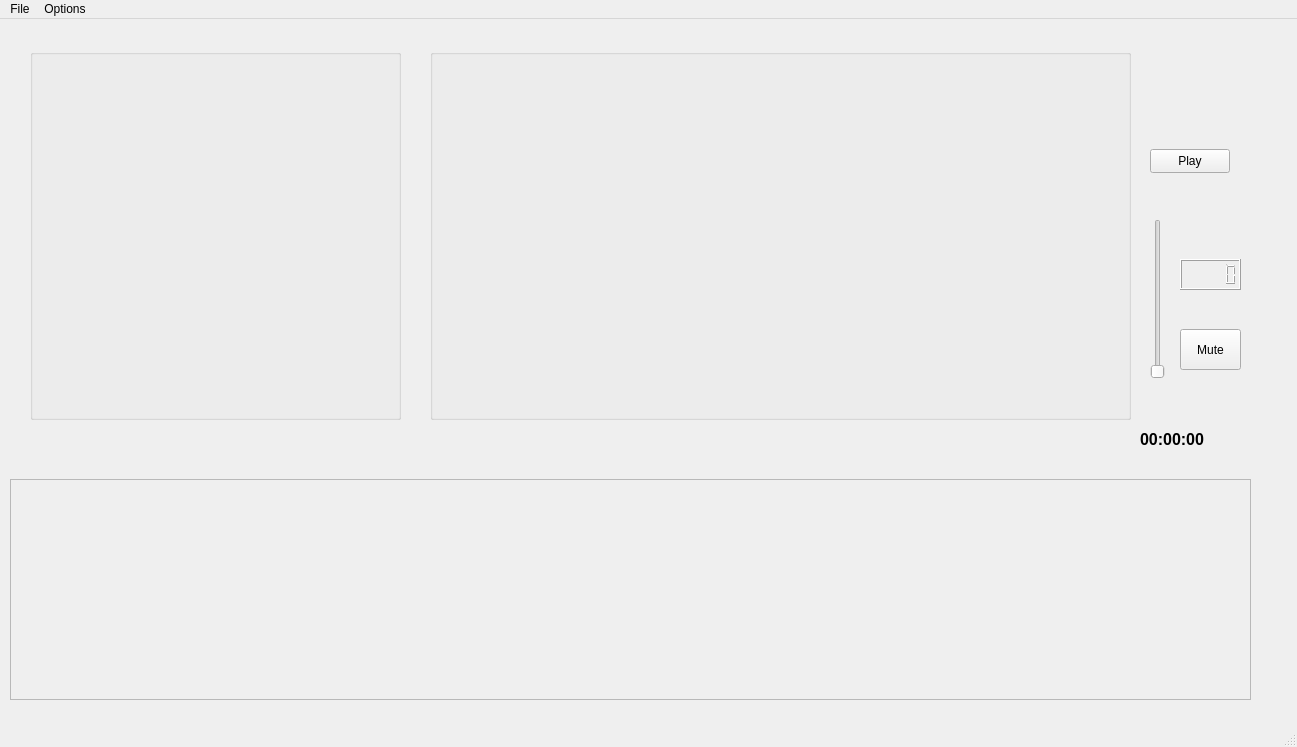
Qt form ui/mainwindow.ui (maksPodstawski/qt-video-editor) before a commit.
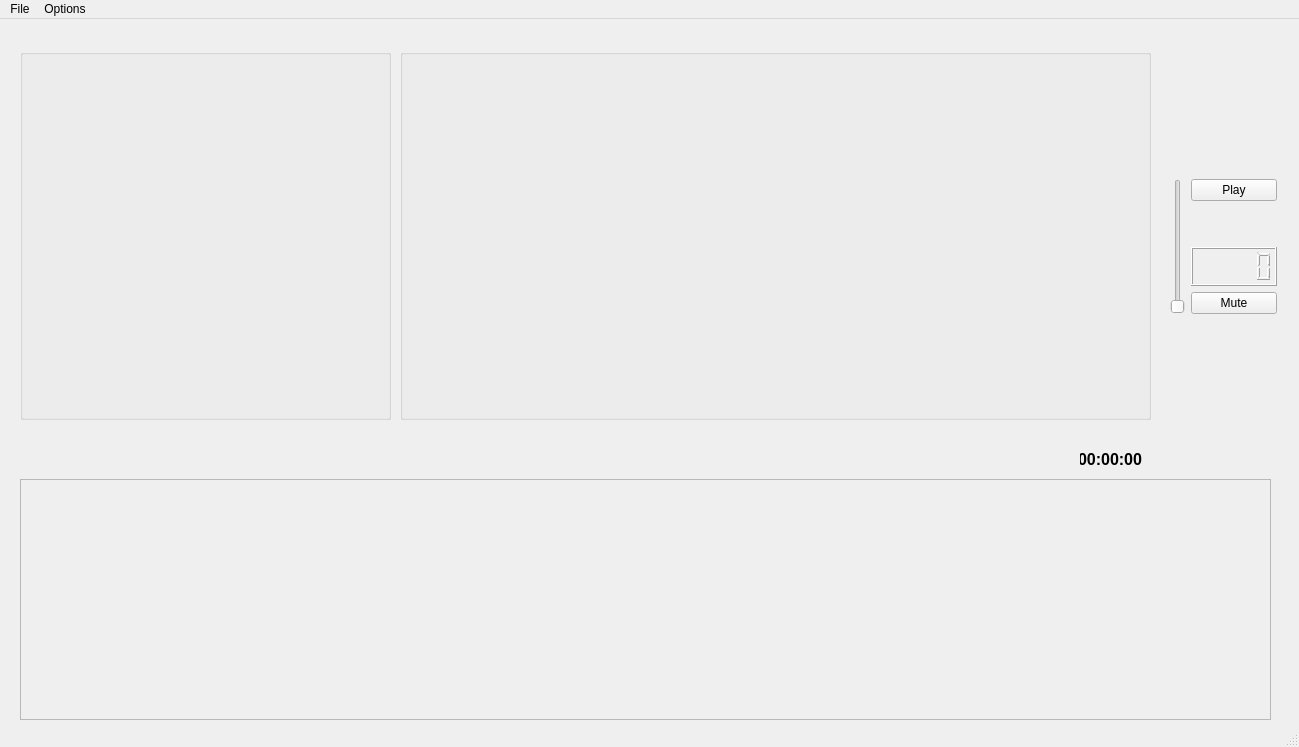
The same form after that commit.

```diff
--- a/ui/mainwindow.ui
+++ b/ui/mainwindow.ui
@@ -6,7 +6,7 @@
    <rect>
     <x>0</x>
     <y>0</y>
-    <width>1297</width>
+    <width>1299</width>
     <height>747</height>
    </rect>
   </property>
@@ -17,9 +17,9 @@
    <widget class="QGroupBox" name="groupBoxVideo">
     <property name="geometry">
      <rect>
-      <x>430</x>
+      <x>400</x>
       <y>30</y>
-      <width>701</width>
+      <width>751</width>
       <height>371</height>
      </rect>
     </property>
@@ -27,73 +27,12 @@
      <string/>
     </property>
    </widget>
-   <widget class="QSlider" name="volumeChangeSlider">
-    <property name="geometry">
-     <rect>
-      <x>1150</x>
-      <y>200</y>
-      <width>16</width>
-      <height>160</height>
-     </rect>
-    </property>
-   </widget>
-   <widget class="QPushButton" name="playPauseButton">
-    <property name="geometry">
-     <rect>
-      <x>1150</x>
-      <y>130</y>
-      <width>80</width>
-      <height>24</height>
-     </rect>
-    </property>
-    <property name="text">
-     <string>Play</string>
-    </property>
-   </widget>
-   <widget class="QPushButton" name="muteButton">
-    <property name="geometry">
-     <rect>
-      <x>1180</x>
-      <y>310</y>
-      <width>61</width>
-      <height>41</height>
-     </rect>
-    </property>
-    <property name="text">
-     <string>Mute</string>
-    </property>
-   </widget>
-   <widget class="QLCDNumber" name="volumeLCD">
-    <property name="geometry">
-     <rect>
-      <x>1180</x>
-      <y>240</y>
-      <width>61</width>
-      <height>31</height>
-     </rect>
-    </property>
-    <property name="sizePolicy">
-     <sizepolicy hsizetype="Preferred" vsizetype="Minimum">
-      <horstretch>0</horstretch>
-      <verstretch>0</verstretch>
-     </sizepolicy>
-    </property>
-    <property name="layoutDirection">
-     <enum>Qt::LayoutDirection::LeftToRight</enum>
-    </property>
-    <property name="styleSheet">
-     <string notr="true"/>
-    </property>
-    <property name="segmentStyle">
-     <enum>QLCDNumber::SegmentStyle::Outline</enum>
-    </property>
-   </widget>
    <widget class="QLabel" name="timeLabel">
     <property name="geometry">
      <rect>
-      <x>1140</x>
-      <y>410</y>
-      <width>141</width>
+      <x>1080</x>
+      <y>430</y>
+      <width>62</width>
       <height>21</height>
      </rect>
     </property>
@@ -106,11 +45,14 @@
     <property name="text">
      <string>00:00:00</string>
     </property>
+    <property name="alignment">
+     <set>Qt::AlignmentFlag::AlignRight|Qt::AlignmentFlag::AlignTrailing|Qt::AlignmentFlag::AlignVCenter</set>
+    </property>
    </widget>
    <widget class="QGroupBox" name="groupBoxVideosTable">
     <property name="geometry">
      <rect>
-      <x>30</x>
+      <x>20</x>
       <y>30</y>
       <width>371</width>
       <height>371</height>
@@ -123,10 +65,10 @@
    <widget class="QScrollArea" name="timeLineScrollArea">
     <property name="geometry">
      <rect>
-      <x>10</x>
+      <x>20</x>
       <y>460</y>
-      <width>1241</width>
-      <height>221</height>
+      <width>1251</width>
+      <height>241</height>
      </rect>
     </property>
     <property name="widgetResizable">
@@ -137,19 +79,98 @@
       <rect>
        <x>0</x>
        <y>0</y>
-       <width>1239</width>
-       <height>219</height>
+       <width>1249</width>
+       <height>239</height>
       </rect>
      </property>
     </widget>
    </widget>
+   <widget class="QWidget" name="">
+    <property name="geometry">
+     <rect>
+      <x>1170</x>
+      <y>160</y>
+      <width>107</width>
+      <height>135</height>
+     </rect>
+    </property>
+    <layout class="QHBoxLayout" name="horizontalLayout">
+     <item>
+      <widget class="QSlider" name="volumeChangeSlider">
+       <property name="styleSheet">
+        <string notr="true"/>
+       </property>
+       <property name="orientation">
+        <enum>Qt::Orientation::Vertical</enum>
+       </property>
+      </widget>
+     </item>
+     <item>
+      <layout class="QVBoxLayout" name="verticalLayout_3">
+       <item>
+        <widget class="QPushButton" name="playPauseButton">
+         <property name="text">
+          <string>Play</string>
+         </property>
+        </widget>
+       </item>
+       <item>
+        <spacer name="verticalSpacer">
+         <property name="orientation">
+          <enum>Qt::Orientation::Vertical</enum>
+         </property>
+         <property name="sizeType">
+          <enum>QSizePolicy::Policy::Minimum</enum>
+         </property>
+         <property name="sizeHint" stdset="0">
+          <size>
+           <width>20</width>
+           <height>40</height>
+          </size>
+         </property>
+        </spacer>
+       </item>
+       <item>
+        <layout class="QVBoxLayout" name="verticalLayout_2">
+         <item>
+          <widget class="QLCDNumber" name="volumeLCD">
+           <property name="sizePolicy">
+            <sizepolicy hsizetype="Preferred" vsizetype="Minimum">
+             <horstretch>0</horstretch>
+             <verstretch>0</verstretch>
+            </sizepolicy>
+           </property>
+           <property name="layoutDirection">
+            <enum>Qt::LayoutDirection::LeftToRight</enum>
+           </property>
+           <property name="styleSheet">
+            <string notr="true"/>
+           </property>
+           <property name="segmentStyle">
+            <enum>QLCDNumber::SegmentStyle::Outline</enum>
+           </property>
+          </widget>
+         </item>
+         <item>
+          <widget class="QPushButton" name="muteButton">
+           <property name="text">
+            <string>Mute</string>
+           </property>
+          </widget>
+         </item>
+        </layout>
+       </item>
+      </layout>
+     </item>
+    </layout>
+   </widget>
   </widget>
   <widget class="QMenuBar" name="menubar">
    <property name="geometry">
     <rect>
      <x>0</x>
      <y>0</y>
-     <width>1297</width>
+     <width>1299</width>
      <height>21</height>
     </rect>
    </property>
```
